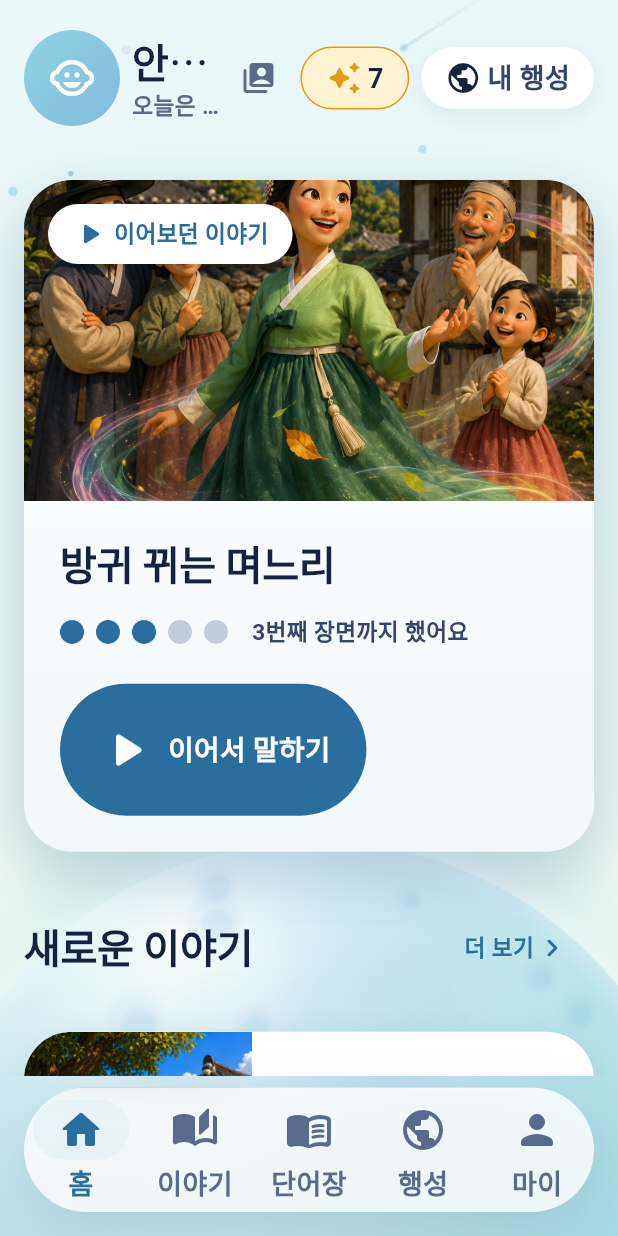
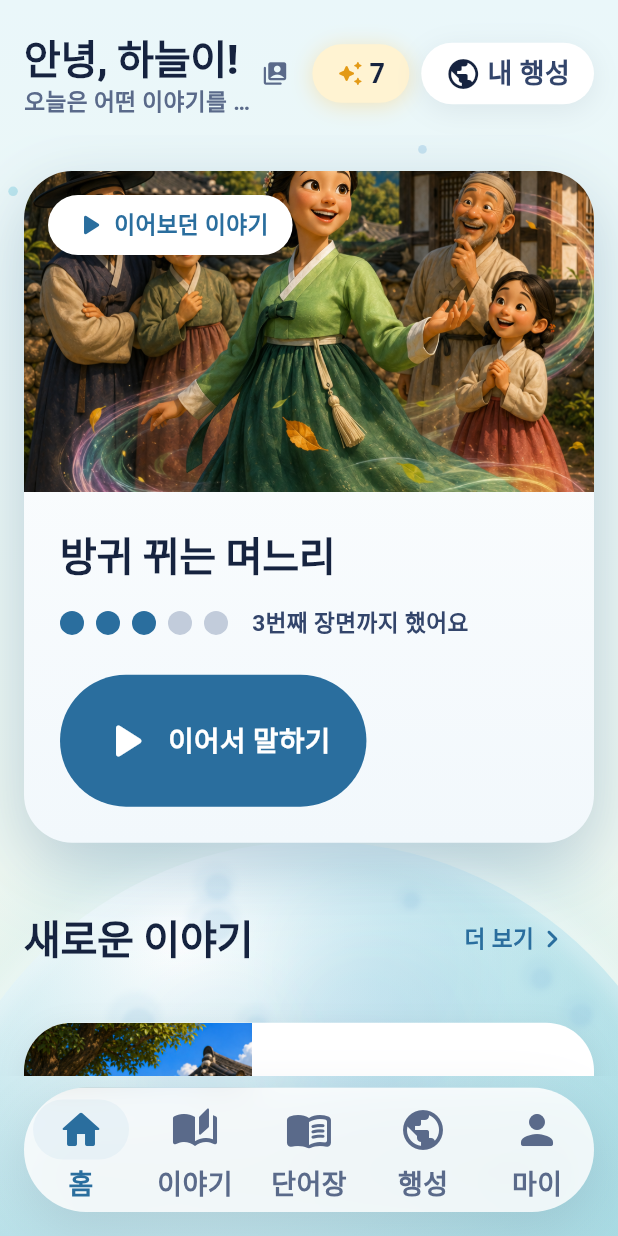
Before and after one commit to team-mugunghwa/goodquestion-frontend, a Flutter app: the HomeView screen opened directly, on a phone screen of 412 x 824 dp. Run offline on Flutter 3.47's test engine with Material 3 defaults, Android fonts, the light colour scheme and no system bars; our stand-ins replace audioplayers, dio, firebase_core, firebase_messaging, flutter_secure_storage, flutter_svg and 4 more; missing offline and left inert: dart:js_interop, dart:ui_web, flutter_web_auth_2, record; accounts and stored records are empty; Roboto replaces fonts that are missing (NanumSquareRound).

Commit message:
feat(design): 홈 상단바 정리, 별가루 칩 손질, 유성 밀도 상향
- 홈 상단 왼쪽에 원·이름·부제·화살표가 몰려 빽빽했다. 인사말이 이미
  이름을 부르고 있어 아바타는 같은 말을 한 번 더 하는 셈이라 제거
- 별가루 칩의 노란 테두리 제거. 선으로 가둔 알약이 스티커처럼 보였다.
  낮은 옅은 금빛 면 + 은은한 발광, 밤은 반투명 금빛 면으로
- 유성을 두 줄기에서 여섯 줄기로 늘리고 시작 구간을 흩어, 화면에 들어온
  지 2초 안에 하나는 지나가게 함. 꼬리 길이와 밝기도 키워 "가로질렀다"가
  읽히도록 조정

```diff
--- a/lib/core/widgets/cosmic_backdrop.dart
+++ b/lib/core/widgets/cosmic_backdrop.dart
@@ -315,15 +315,25 @@ class _StarFieldPainter extends CustomPainter {
   List<_Star>? _stars;
   Size _starsFor = Size.zero;
 
-  /// 유성 두 줄기의 (시작 구간, 시작점, 이동 방향). 루프당 두 번 지나갑니다.
+  /// 유성들의 (시작 구간, 시작점, 이동 방향).
+  ///
+  /// 10초 루프에 두 줄기만 두니 "지금 애니메이션이 도는 중인가"를 한참
+  /// 지켜봐야 알 수 있었습니다. 여섯 줄기로 늘리고 시작 구간을 흩어서,
+  /// 화면에 들어온 지 2초 안에 하나는 지나가게 했습니다. 방향과 길이를
+  /// 제각각 두어 같은 별이 반복되는 것처럼 보이지 않게 합니다.
   static const List<(double, Offset, Offset)> _meteors =
       <(double, Offset, Offset)>[
-        (0.18, Offset(0.68, 0.06), Offset(-0.20, 0.13)),
-        (0.62, Offset(0.18, 0.10), Offset(0.22, 0.11)),
+        (0.04, Offset(0.72, 0.04), Offset(-0.22, 0.14)),
+        (0.20, Offset(0.16, 0.10), Offset(0.24, 0.12)),
+        (0.36, Offset(0.90, 0.14), Offset(-0.28, 0.10)),
+        (0.52, Offset(0.40, 0.03), Offset(0.18, 0.16)),
+        (0.68, Offset(0.06, 0.20), Offset(0.26, 0.09)),
+        (0.84, Offset(0.58, 0.08), Offset(-0.18, 0.15)),
       ];
 
   /// 유성 하나가 하늘을 가로지르는 데 쓰는 루프 구간.
-  static const double _meteorWindow = 0.12;
+  /// 시작 간격(0.16)보다 짧아야 여섯이 겹쳐 쏟아지지 않습니다.
+  static const double _meteorWindow = 0.13;
 
   @override
   void paint(Canvas canvas, Size size) {
@@ -419,22 +429,24 @@ class _StarFieldPainter extends CustomPainter {
         (from.dy + delta.dy * eased) * size.width,
       );
       final Offset direction = -delta / delta.distance;
-      final Offset tail = head + direction * (72 + 24 * fade);
+      // 꼬리가 짧으면 별이 그냥 깜빡인 것처럼 보입니다. 길게 끌어야
+      // "가로질렀다"가 읽힙니다.
+      final Offset tail = head + direction * (120 + 40 * fade);
 
       final Paint streak = Paint()
-        ..strokeWidth = 2.4
+        ..strokeWidth = 3
         ..strokeCap = StrokeCap.round
         ..shader = LinearGradient(
           colors: <Color>[
-            palette.meteorColor.withValues(alpha: 0.5 * fade),
+            palette.meteorColor.withValues(alpha: 0.75 * fade),
             palette.meteorColor.withValues(alpha: 0.0),
           ],
         ).createShader(Rect.fromPoints(head, tail));
       canvas.drawLine(head, tail, streak);
       canvas.drawCircle(
         head,
-        2.6,
-        Paint()..color = palette.meteorColor.withValues(alpha: 0.55 * fade),
+        3.2,
+        Paint()..color = palette.meteorColor.withValues(alpha: 0.85 * fade),
       );
     }
   }
--- a/lib/core/widgets/stardust_chip.dart
+++ b/lib/core/widgets/stardust_chip.dart
@@ -31,24 +31,35 @@ class StardustChip extends StatelessWidget {
       // "✦ 7" 만으로는 무엇의 7 인지 알 수 없습니다.
       label: '${HomeStrings.stardust} $count개',
       excludeSemantics: true,
+      // 테두리를 두르지 않습니다. 노란 선으로 가둔 알약은 스티커처럼
+      // 보였습니다. 낮에는 옅은 금빛 면 + 아주 옅은 발광으로, 밤에는
+      // 반투명한 금빛 면으로 "빛나는 것"처럼 둡니다.
       child: Container(
         padding: const EdgeInsets.symmetric(
           horizontal: AppSpacing.md,
           vertical: AppSpacing.sm,
         ),
         decoration: BoxDecoration(
-          color: _isNight ? Colors.transparent : AppColors.stardustGlow,
+          color: _isNight
+              ? AppColors.stardust.withValues(alpha: 0.16)
+              : AppColors.stardustGlow,
           borderRadius: BorderRadius.circular(AppRadius.pill),
-          border: _isNight
-              ? Border.all(color: AppColors.stardust)
-              : Border.all(color: AppColors.stardustDeep),
+          boxShadow: _isNight
+              ? null
+              : <BoxShadow>[
+                  BoxShadow(
+                    color: AppColors.stardust.withValues(alpha: 0.35),
+                    blurRadius: 12,
+                    offset: const Offset(0, 2),
+                  ),
+                ],
         ),
         child: Row(
           mainAxisSize: MainAxisSize.min,
           children: <Widget>[
             Icon(
               AppIcons.stardust,
-              size: AppSizes.iconInline,
+              size: AppSizes.iconCaption,
               color: _isNight ? AppColors.stardust : AppColors.stardustDeep,
             ),
             const SizedBox(width: AppSpacing.xs),
--- a/lib/features/home/presentation/widgets/home_top_bar.dart
+++ b/lib/features/home/presentation/widgets/home_top_bar.dart
@@ -6,7 +6,6 @@ import '../../../../core/theme/app_colors.dart';
 import '../../../../core/theme/app_shadows.dart';
 import '../../../../core/theme/app_spacing.dart';
 import '../../../../core/theme/app_typography.dart';
-import '../../../../core/widgets/child_avatar.dart';
 import '../../../../core/widgets/press_scale.dart';
 import '../../../../core/widgets/screen_metrics.dart';
 import '../../../../core/widgets/skeleton_box.dart';
@@ -152,26 +151,20 @@ class _ProfileArea extends StatelessWidget {
       semanticLabel: profile == null
           ? HomeStrings.profileSemantics
           : '${profile.name} · ${HomeStrings.profileSemantics}',
+      // 아바타를 뗐습니다. 인사말이 이미 이름을 부르고 있어서 얼굴 그림이
+      // 같은 말을 한 번 더 하고, 왼쪽 구석에 원·이름·부제·화살표가 몰려
+      // 상단이 빽빽해 보였습니다. 남는 건 **인사말과 바꾸기 화살표**뿐입니다.
       child: Padding(
         padding: const EdgeInsets.symmetric(vertical: AppSpacing.xs),
-        child: Row(
+        child: isLoading
+            ? const SkeletonBox(width: AppSizes.mic, height: AppSizes.iconChild)
+            // 아이 프로필이 없으면 이름 자리를 비워 둡니다. 여기서 "이름을
+            // 만들어"라고 부르면, 정작 불러오기에 실패한 경우에도 그렇게 보입니다.
+            : profile == null
+            ? const SizedBox.shrink()
+            : Row(
                 mainAxisSize: MainAxisSize.min,
                 children: <Widget>[
-            if (isLoading)
-              const SkeletonBox(
-                width: AppSizes.tapChildSecondary,
-                height: AppSizes.tapChildSecondary,
-              )
-            else
-              ChildAvatar(name: profile?.name, image: profile?.avatar),
-            const SizedBox(width: AppSpacing.sm),
-            if (isLoading)
-              const SkeletonBox(width: AppSizes.mic, height: AppSpacing.lg)
-            // 아이 프로필이 없으면 이름 자리를 비워 둡니다. 여기서 "이름을
-            // 만들어"라고 부르면, 정작 불러오기에 실패한 경우에도 그렇게 보입니다.
-            else if (profile != null)
-              // 이름표 대신 인사말 두 줄. 홈이 아이에게 말을 거는 화면이
-              // 됩니다 — 캐릭터가 말한다는 문구 원칙 그대로입니다.
                   Flexible(
                     child: Column(
                       crossAxisAlignment: CrossAxisAlignment.start,
@@ -194,11 +187,12 @@ class _ProfileArea extends StatelessWidget {
                       ],
                     ),
                   ),
-            const SizedBox(width: AppSpacing.sm),
-            // 아이콘 하나로 "바꾸기"를 알릴 수는 없지만, 이름이 곧 라벨입니다.
+                  const SizedBox(width: AppSpacing.xs),
+                  // 이름 옆의 작은 화살표. 이름이 곧 라벨이라 아이콘은
+                  // "여기를 누르면 바뀐다"는 표시만 합니다.
                   const Icon(
                     AppIcons.switchChild,
-              size: AppSizes.iconInline,
+                    size: AppSizes.iconCaption,
                     color: AppColors.ink500,
                   ),
                 ],
```
Lines whose indentation alone changed are shown as unchanged.
